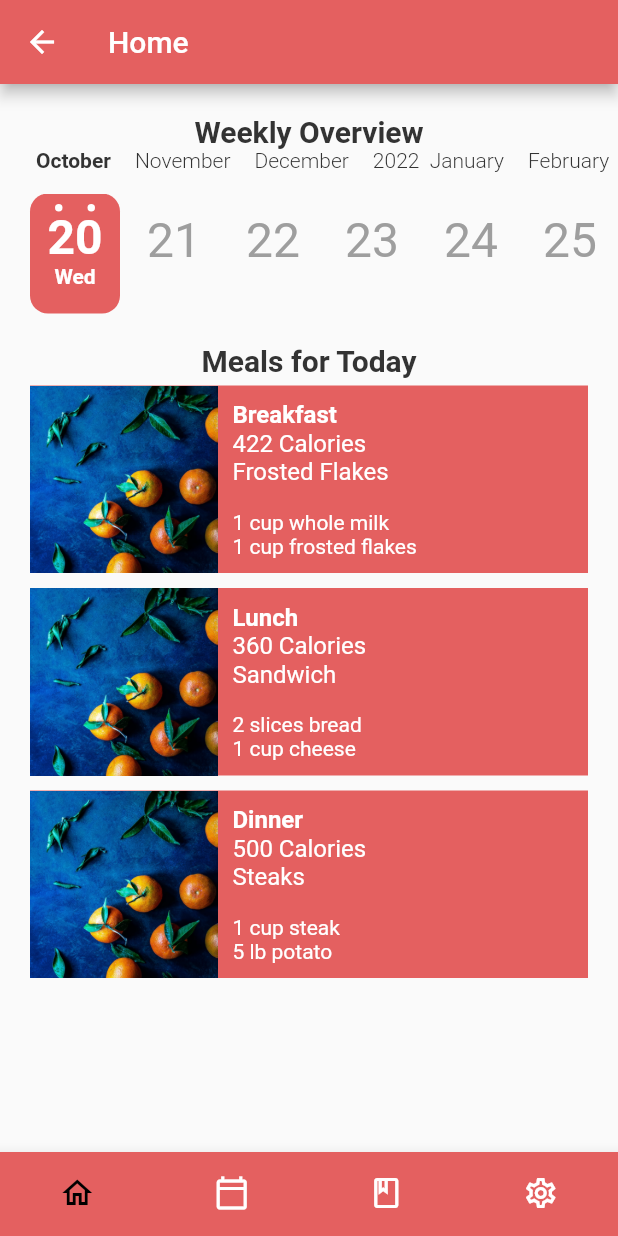
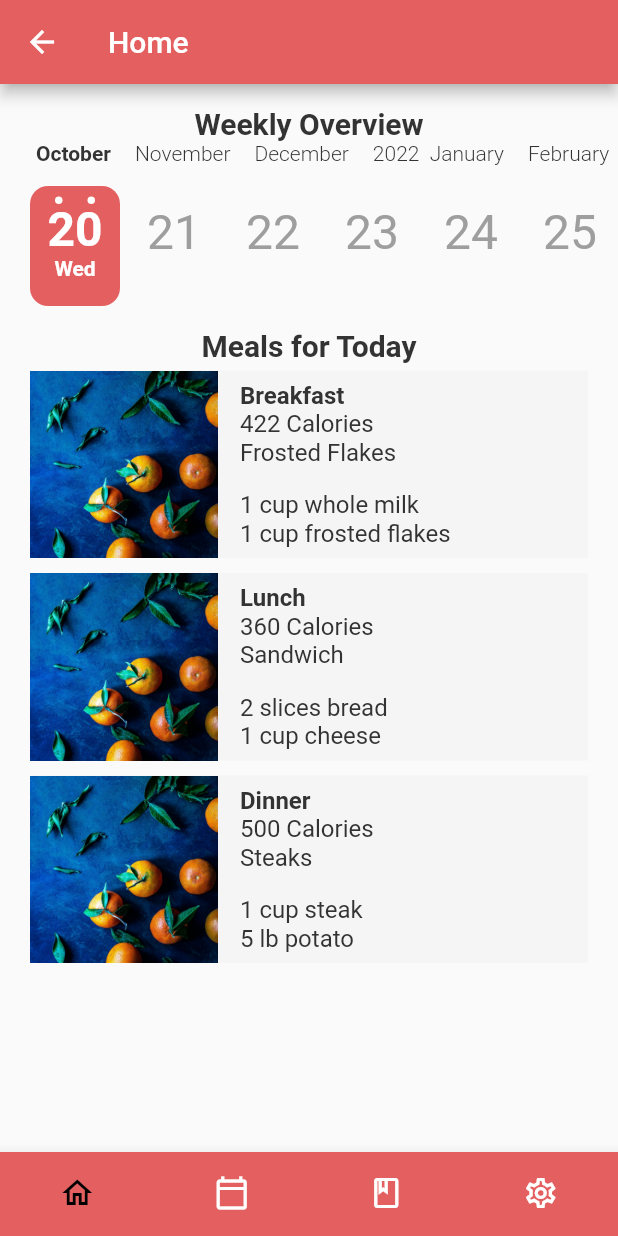
Before and after one commit to Jessica-Trujillo/MealPrep, a Flutter app: the RootNavigationPage screen opened directly, on a phone screen of 412 x 824 dp. Run offline on Flutter 3.47's test engine with Material 2 defaults, Android fonts, the light colour scheme and no system bars; drawn by our look-alikes of calendar_timeline; our stand-ins replace cloud_firestore, firebase_auth, firebase_core, flutter_calendar_carousel; missing offline and left inert: cloud_firestore_web, firebase_auth_web, firebase_core_web; accounts and stored records are empty.

Commit message:
Changed card background and added universal styles for body and h1 text.

```diff
--- a/MealPrep/lib/Home/HomePage.dart
+++ b/MealPrep/lib/Home/HomePage.dart
@@ -28,7 +28,7 @@ class _HomePageState extends State<HomePage> {
       String ingredient1, String ingredient2) {
     return Container(
       margin: EdgeInsets.fromLTRB(20, 5, 20, 5),
-      color: MyColors.accentColor,
+      color: MyColors.cardColor,
       child: Container(
           child: Row(children: [
         Container(
@@ -40,7 +40,7 @@ class _HomePageState extends State<HomePage> {
               child: Image.asset("images/backgroundImage.png"),
             )),
         Container(
-            margin: EdgeInsets.all(10),
+            margin: EdgeInsets.fromLTRB(15, 0, 0, 0),
             child: Column(
               crossAxisAlignment: CrossAxisAlignment.start,
               children: [
@@ -49,16 +49,14 @@ class _HomePageState extends State<HomePage> {
                         style: TextStyle(
                             fontSize: 16,
                             fontWeight: FontWeight.bold,
-                            color: Colors.white))),
+                            color: Color(0xff333333)))),
                 FittedBox(
-                    child: Text(calories + " Calories",
-                        style: TextStyle(fontSize: 16, color: Colors.white))),
-                FittedBox(
-                    child: Text(mealTitle,
-                        style: TextStyle(fontSize: 16, color: Colors.white))),
+                    child:
+                        Text(calories + " Calories", style: MyStyles.bodyText)),
+                FittedBox(child: Text(mealTitle, style: MyStyles.bodyText)),
                 Divider(color: Colors.black, thickness: 3),
-                Text(ingredient1, style: TextStyle(color: Colors.white)),
-                Text(ingredient2, style: TextStyle(color: Colors.white))
+                Text(ingredient1, style: MyStyles.bodyText),
+                Text(ingredient2, style: MyStyles.bodyText)
               ],
             ))
       ])),
@@ -102,20 +100,12 @@ class _HomePageState extends State<HomePage> {
       body: Column(
         children: [
           Container(
-              margin: EdgeInsets.only(top: 20),
-              child: Text('Weekly Overview',
-                  style: TextStyle(
-                      color: Color(0xff333333),
-                      fontSize: 20,
-                      fontWeight: FontWeight.bold))),
+              margin: EdgeInsets.only(top: 15),
+              child: Text('Weekly Overview', style: MyStyles.h1Text)),
           _calendarTimeline,
           Container(
-              margin: EdgeInsets.only(top: 20),
-              child: Text('Meals for Today',
-                  style: TextStyle(
-                      color: Color(0xff333333),
-                      fontSize: 20,
-                      fontWeight: FontWeight.bold))),
+              margin: EdgeInsets.only(top: 15),
+              child: Text('Meals for Today', style: MyStyles.h1Text)),
           Expanded(
               child: Column(children: [
             buildCard("Breakfast", "422", "Frosted Flakes", "1 cup whole milk",
--- a/MealPrep/lib/MyColors.dart
+++ b/MealPrep/lib/MyColors.dart
@@ -2,6 +2,7 @@ import 'package:flutter/material.dart';
 
 class MyColors {
   static Color accentColor = Color(0xffe46060);
+  static Color cardColor = Color(0xfff5f5f5);
 }
 
 class MyStyles {
@@ -15,4 +16,8 @@ class MyStyles {
       borderRadius: BorderRadius.circular(8),
     ),
   );
+
+  static TextStyle bodyText = TextStyle(color: Color(0xff333333), fontSize: 16);
+  static TextStyle h1Text = TextStyle(
+      color: Color(0xff333333), fontSize: 20, fontWeight: FontWeight.bold);
 }
--- /dev/null
+++ b/MealPrep/lib/Recipes/RecipesPage.dart
@@ -0,0 +1,21 @@
+import 'package:flutter/material.dart';
+import 'package:foodplanapp/MyColors.dart';
+
+class RecipesPage extends StatefulWidget {
+  @override
+  State<StatefulWidget> createState() {
+    return _RecipesPageState();
+  }
+}
+
+class _RecipesPageState extends State<RecipesPage> {
+  @override
+  Widget build(BuildContext context) {
+    return Scaffold(
+        appBar: AppBar(
+          backgroundColor: MyColors.accentColor,
+          title: const Text('Recipes'),
+        ),
+        body: Text('Hi'));
+  }
+}
--- a/MealPrep/lib/RootNavigationPage.dart
+++ b/MealPrep/lib/RootNavigationPage.dart
@@ -1,6 +1,7 @@
 import 'package:flutter/material.dart';
 import 'package:foodplanapp/Calendar/CalendarPage.dart';
 import 'package:foodplanapp/Home/HomePage.dart';
+import 'package:foodplanapp/Recipes/RecipesPage.dart';
 import 'package:foodplanapp/MyColors.dart';
 
 class RootNavigationPage extends StatefulWidget {
@@ -28,8 +29,7 @@ class _RootNavigationPageState extends State<RootNavigationPage> {
     } else if (_selectedIndex == 1) {
       body = CalendarPage();
     } else if (_selectedIndex == 2) {
-      body = Scaffold(
-          body: Container(alignment: Alignment.center, child: Text("Recipes")));
+      body = RecipesPage();
     } else if (_selectedIndex == 3) {
       body = Scaffold(
           body:
```
Also changed, not shown: 1 other file.
